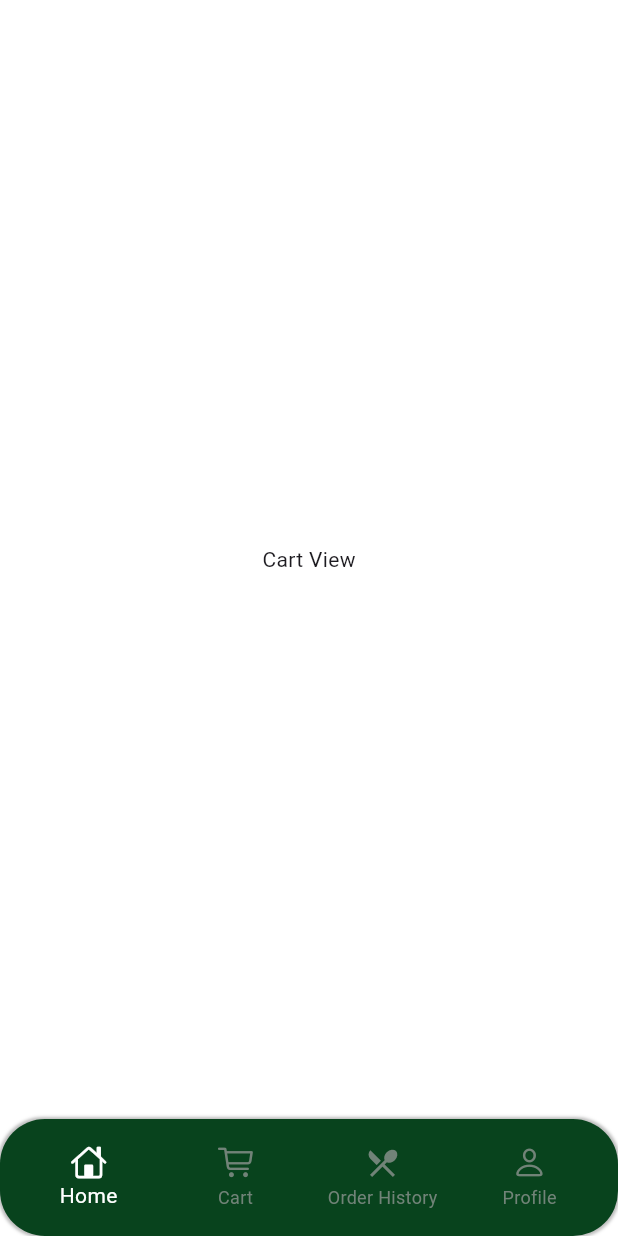
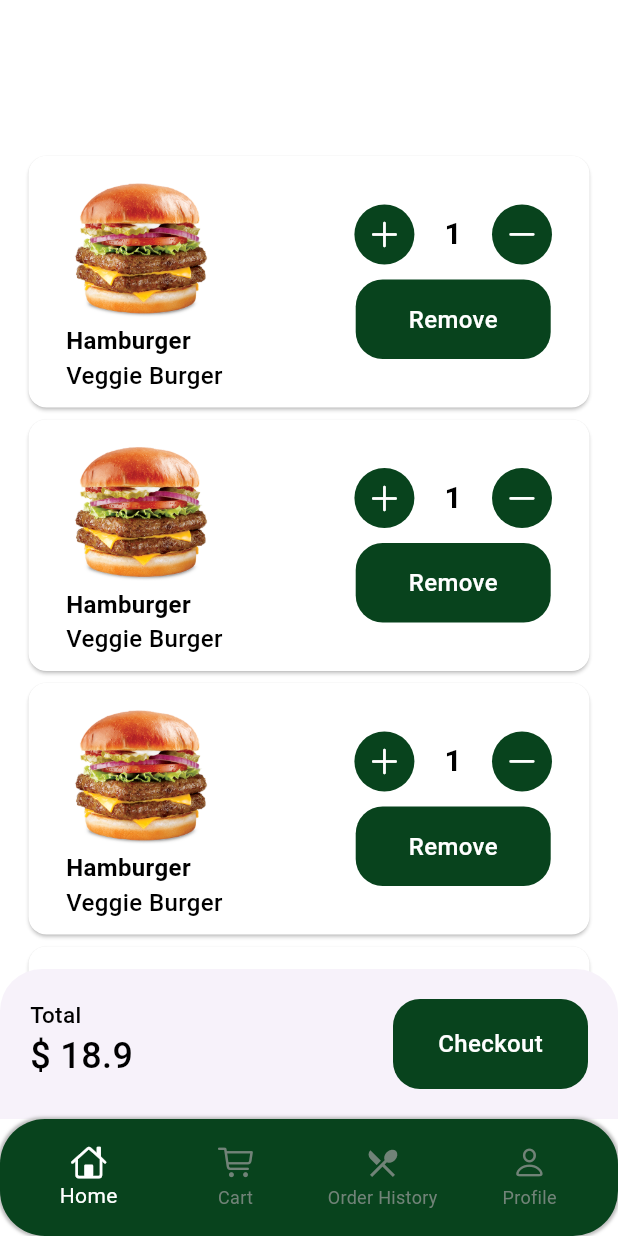
Before and after one commit to salahswidan/hungry, a Flutter app: the screen it shows after launch, swiped to page 2, on a phone screen of 412 x 824 dp. Run offline on Flutter 3.47's test engine with Material 3 defaults, Android fonts, the phone set to English and light mode, and no system bars; our stand-ins replace flutter_svg, gap.

Commit message:
finish cart design and  quantity management and add CartItem widget

```diff
--- a/lib/features/auth/view/login_view.dart
+++ b/lib/features/auth/view/login_view.dart
@@ -31,6 +31,7 @@ class LoginView extends StatelessWidget {
                   const Gap(10),
                   const CustomText(
                     text: "Welcome Back, Discover the best food",
+                    color: Colors.white,
                     size: 13,
                   ),
                   Gap(70),
--- a/lib/features/cart/view/cart_view.dart
+++ b/lib/features/cart/view/cart_view.dart
@@ -1,10 +1,88 @@
 import 'package:flutter/material.dart';
+import 'package:hungry/features/cart/widget/cart_item.dart';
+import 'package:hungry/shared/custom_button.dart';
+import 'package:hungry/shared/custom_text.dart';
 
-class CartView extends StatelessWidget {
-  const CartView({super.key});
+class CartView extends StatefulWidget {
+  CartView({super.key});
+
+  @override
+  State<CartView> createState() => _CartViewState();
+}
+
+class _CartViewState extends State<CartView> {
+  late List<int> quantities;
+  final int itemCount = 8;
+
+  @override
+  void initState() {
+    quantities = List.generate(itemCount, (_) => 1);
+    super.initState();
+  }
+
+  void onAdd(int index) {
+    setState(() {
+      quantities[index]++;
+    });
+  }
+
+  void onMin(int index) {
+    setState(() {
+      if (quantities[index] > 1) quantities[index]--;
+    });
+  }
 
   @override
   Widget build(BuildContext context) {
-    return Scaffold(body: Center(child: Text("Cart View")));
+    return Scaffold(
+      body: Padding(
+        padding: const EdgeInsets.symmetric(horizontal: 15.0),
+        child: ListView.builder(
+          padding: EdgeInsets.only(bottom: 120, top: 100),
+          itemCount: itemCount,
+          itemBuilder: (context, index) {
+            return CartItem(
+              text: "Hamburger",
+              desc: "Veggie Burger",
+              image: "assets/product/p1.png",
+              onAdd: () {
+                onAdd(index);
+              },
+              onMin: () {
+                onMin(index);
+              },
+              onRemove: () {},
+              number: quantities[index],
+            );
+          },
+        ),
+      ),
+
+      bottomSheet: Container(
+        decoration: BoxDecoration(
+          borderRadius: BorderRadius.only(
+            topLeft: Radius.circular(30),
+            topRight: Radius.circular(30),
+          ),
+        ),
+        padding: EdgeInsets.all(20),
+        width: double.infinity,
+        height: 100,
+        child: Row(
+          mainAxisAlignment: MainAxisAlignment.spaceBetween,
+          children: [
+            Column(
+              crossAxisAlignment: CrossAxisAlignment.start,
+              children: [
+                CustomText(text: "Total", size: 15),
+
+                CustomText(text: "\$ 18.9", size: 24),
+              ],
+            ),
+            CustomButton(text: "Checkout", onTap: () {}),
+          ],
+        ),
+      ),
+    );
   }
 }
--- /dev/null
+++ b/lib/features/cart/widget/cart_item.dart
@@ -0,0 +1,74 @@
+import 'package:flutter/cupertino.dart';
+import 'package:flutter/material.dart';
+import 'package:gap/gap.dart';
+import '../../../core/constants/app_colors.dart';
+import '../../../shared/custom_button.dart';
+import '../../../shared/custom_text.dart';
+
+class CartItem extends StatelessWidget {
+  const CartItem({
+    super.key,
+    required this.image,
+    required this.text,
+    required this.desc,
+    this.onAdd,
+    this.onMin,
+    this.onRemove, required this.number,
+  });
+  final String image, text, desc;
+  final Function()? onAdd;
+  final Function()? onMin;
+  final Function()? onRemove;
+  final int number;
+
+  @override
+  Widget build(BuildContext context) {
+    return Card(
+      color: Colors.white,
+      child: Padding(
+        padding: const EdgeInsets.symmetric(horizontal: 25, vertical: 10.0),
+        child: Row(
+          mainAxisAlignment: MainAxisAlignment.spaceBetween,
+          children: [
+            Column(
+              crossAxisAlignment: CrossAxisAlignment.start,
+              children: [
+                Image.asset(image, width: 100),
+                CustomText(text: text, weight: FontWeight.bold),
+                CustomText(text: desc),
+              ],
+            ),
+            Column(
+              children: [
+                Row(
+                  children: [
+                    GestureDetector(
+                      onTap: onAdd,
+                      child: CircleAvatar(
+                        backgroundColor: AppColors.primary,
+                        child: Icon(CupertinoIcons.add, color: Colors.white),
+                      ),
+                    ),
+                    Gap(20),
+                    CustomText(text: number.toString(), weight: FontWeight.w700, size: 20),
+                    Gap(20),
+
+                    GestureDetector(
+                      onTap: onMin,
+                      child: CircleAvatar(
+                        backgroundColor: AppColors.primary,
+                        child: Icon(CupertinoIcons.minus, color: Colors.white),
+                      ),
+                    ),
+                  ],
+                ),
+                Gap(10),
+                CustomButton(text: "Remove", width: 130, onTap: onRemove),
+              ],
+            ),
+          ],
+        ),
+      ),
+    );
+  }
+}
--- a/lib/features/product/view/product_details_view.dart
+++ b/lib/features/product/view/product_details_view.dart
@@ -85,9 +85,9 @@ class _ProductDetailsViewState extends State<ProductDetailsView> {
                   Column(
                     crossAxisAlignment: CrossAxisAlignment.start,
                     children: [
-                      CustomText(text: "Total", size: 20),
+                      CustomText(text: "Total", size: 15),
 
-                      CustomText(text: "\$ 18.9", size: 27),
+                      CustomText(text: "\$ 18.9", size: 24),
                     ],
                   ),
                   CustomButton(text: "Add To Cart", onTap: () {}),
--- a/lib/shared/custom_button.dart
+++ b/lib/shared/custom_button.dart
@@ -1,25 +1,28 @@
-import 'package:flutter/cupertino.dart';
 import 'package:flutter/material.dart';
 import 'package:hungry/shared/custom_text.dart';
 
 import '../core/constants/app_colors.dart';
 
 class CustomButton extends StatelessWidget {
-  const CustomButton({super.key, required this.text, this.onTap});
+  const CustomButton({super.key, required this.text, this.onTap, this.width});
   final String text;
   final Function()? onTap;
+  final double? width;
 
   @override
   Widget build(BuildContext context) {
     return GestureDetector(
       onTap: onTap,
       child: Container(
+        width: width ?? 130,
         padding: EdgeInsets.symmetric(horizontal: 20, vertical: 15),
         decoration: BoxDecoration(
           color: AppColors.primary,
           borderRadius: BorderRadius.circular(18),
         ),
-        child: CustomText(text: text, color: Colors.white),
+        child: Center(
+          child: CustomText(text: text, color: Colors.white),
+        ),
       ),
     );
   }
--- a/pubspec.yaml
+++ b/pubspec.yaml
@@ -55,6 +55,7 @@ flutter:
     - assets/product/
     - assets/product/product1.svg
     - assets/detail/
+    - assets/detail/top_sandwish.png
   # An image asset can refer to one or more resolution-specific "variants", see
   # https://flutter.dev/to/resolution-aware-images
   # For details regarding adding assets from package dependencies, see
```
